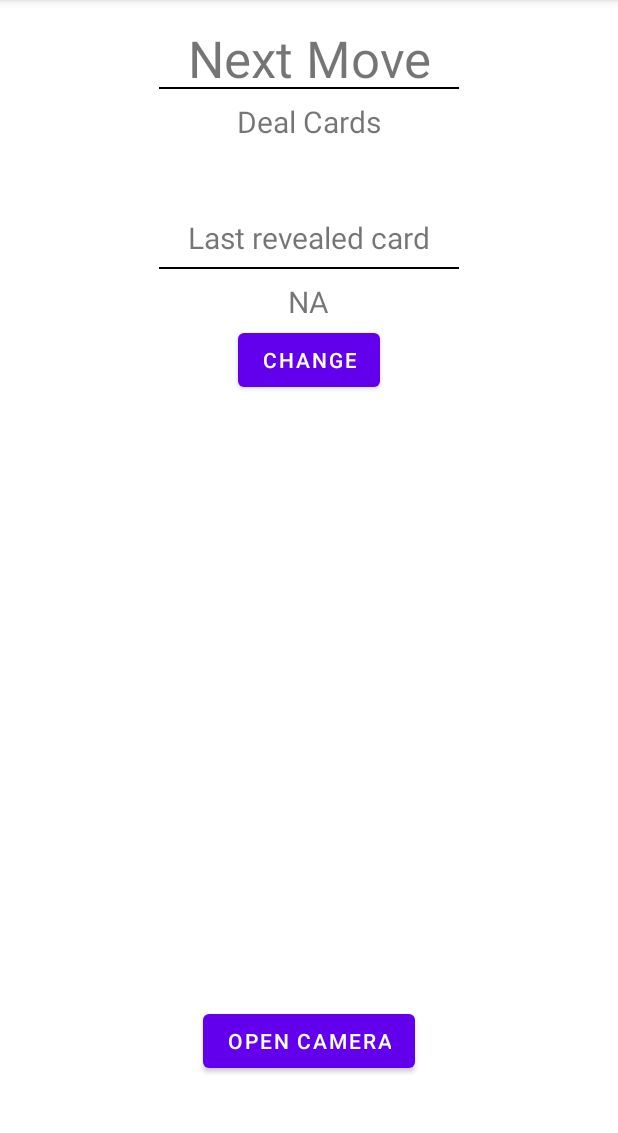
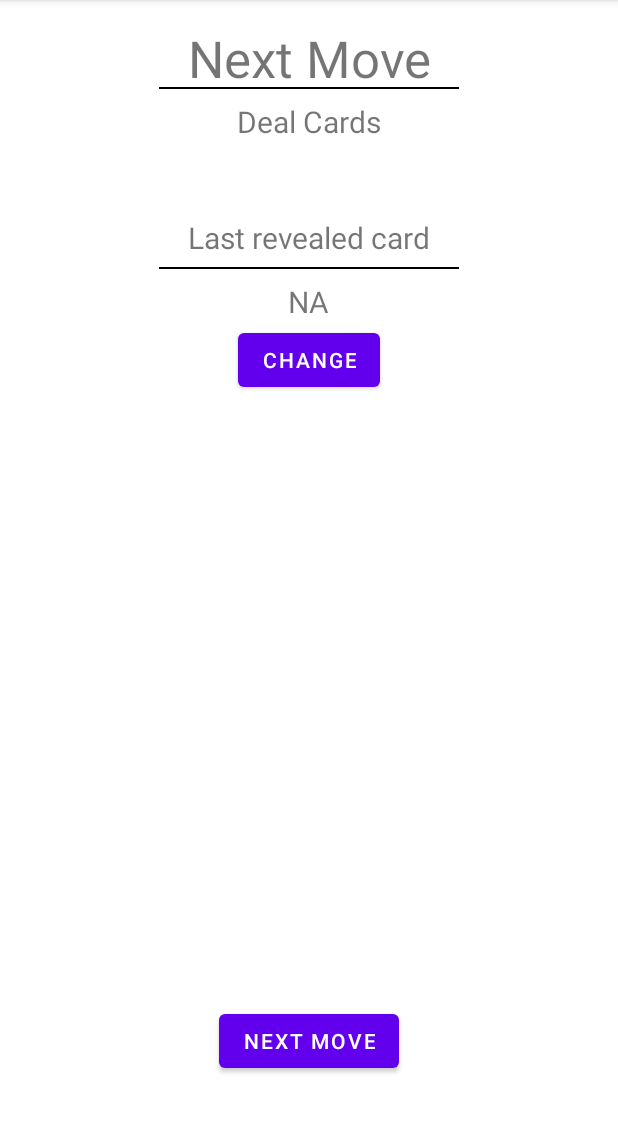
Before and after one commit to Azeliah/SolitaireCDIO, an Android app: the screen it shows after launch (MainActivity), on a phone screen of 412 x 824 dp, the part 84-1217 px from its top. Run offline under Robolectric (Android 15) with nearby library versions, the phone set to English and light mode, and no system bars.

Commit message:
Changed initial button text

```diff
--- a/app/src/main/res/layout/fragment_moves.xml
+++ b/app/src/main/res/layout/fragment_moves.xml
@@ -11,7 +11,7 @@
         android:layout_width="wrap_content"
         android:layout_height="wrap_content"
         android:layout_marginBottom="50dp"
-        android:text="@string/open_camera"
+        android:text="@string/next_move"
         app:layout_constraintBottom_toBottomOf="parent"
         app:layout_constraintEnd_toEndOf="parent"
         app:layout_constraintStart_toStartOf="parent" />
```
